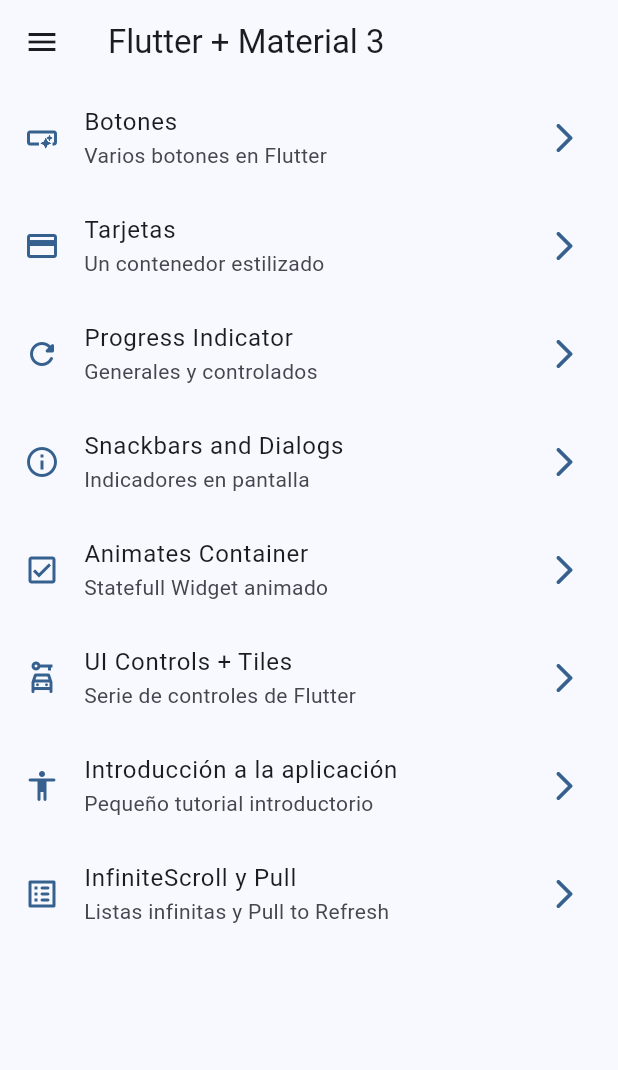
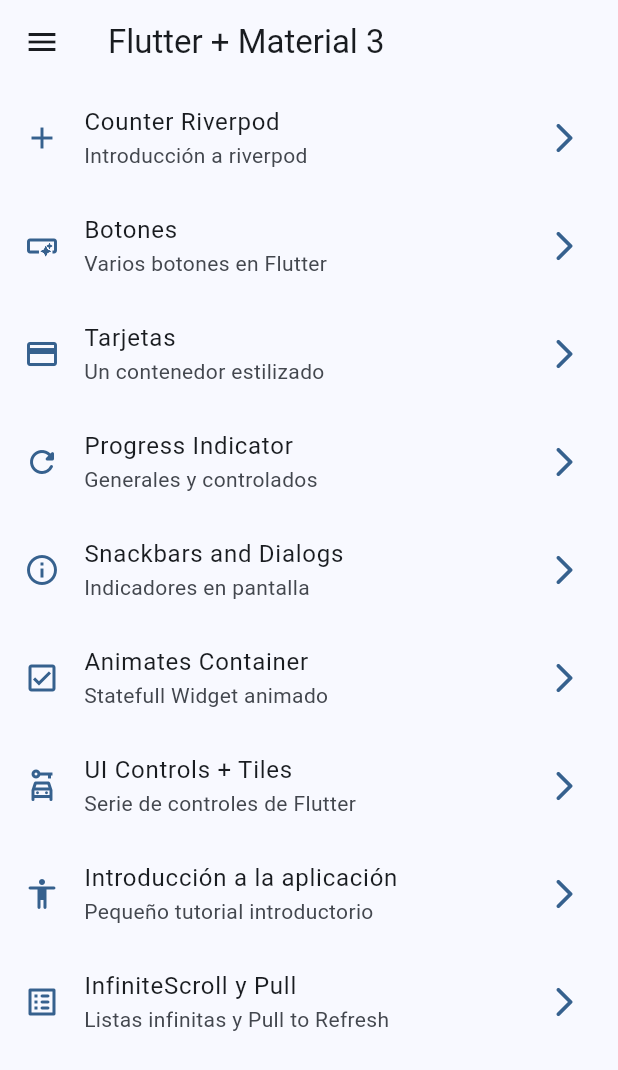
Before and after one commit to AlonsoAM/Widgets-app-flutter, a Flutter app: the screen it shows after launch, on a phone screen of 412 x 824 dp. Shown: the top 1070 px of the screen. Run offline on Flutter 3.47's test engine with Material 2 defaults, Android fonts, the phone set to English and light mode, and no system bars; our stand-ins replace animate_do, go_router.

Commit message:
Diseño de contador riverpod Finalizado

```diff
--- a/lib/config/menu/menu_items.dart
+++ b/lib/config/menu/menu_items.dart
@@ -14,6 +14,11 @@ class MenuItem {
 }
 
 const appMenuItems = <MenuItem>[
+  MenuItem(
+      title: 'Counter Riverpod',
+      subTitle: 'Introducción a riverpod',
+      link: '/counter',
+      icon: Icons.add),
   MenuItem(
       title: 'Botones',
       subTitle: 'Varios botones en Flutter',
--- a/lib/config/router/app_router.dart
+++ b/lib/config/router/app_router.dart
@@ -8,6 +8,10 @@ final appRouter = GoRouter(
     GoRoute(
       path: '/',
       builder: (context, state) => const HomeScreen(),
+    ),
+    GoRoute(
+      path: '/counter',
+      builder: (context, state) => const CounterScreen(),
     ),
     GoRoute(
       path: '/buttons',
--- a/lib/presentations/screens/screens.dart
+++ b/lib/presentations/screens/screens.dart
@@ -1,3 +1,5 @@
+export 'package:widgets_app/presentations/screens/counter/counter_screen.dart';
+
 export 'package:widgets_app/presentations/screens/animated/animated_screen.dart';
 export 'package:widgets_app/presentations/screens/app_tutorial/app_tutorial.dart';
 export 'package:widgets_app/presentations/screens/infinite_scroll/infinite_scroll_screen.dart';
```
Also changed, not shown: lib/presentations/screens/counter/counter_screen.dart (added, +22 -0 lines).
